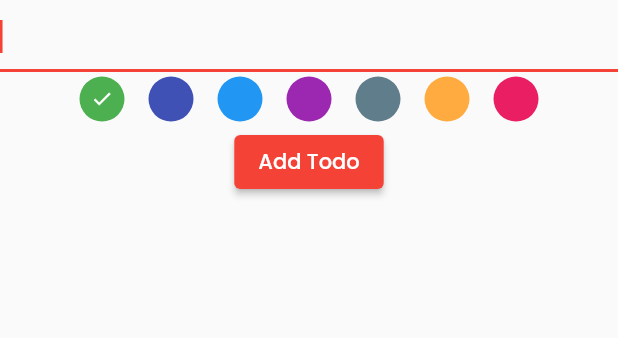
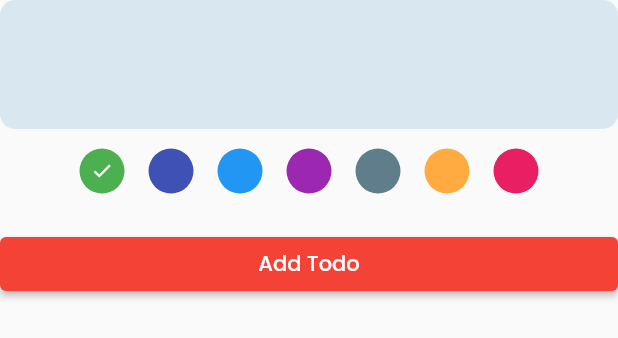
Before and after one commit to whoissharif/taskify, a Flutter app: the AddTodoAlertDialogContent widget shown alone on an empty page, opened directly, on a phone screen of 412 x 824 dp. Shown: the top 338 px of the screen. Run offline on Flutter 3.47's test engine with Material 2 defaults, Android fonts, the light colour scheme and no system bars; our stand-ins replace google_fonts, sqflite; accounts and stored records are empty.

Commit message:
input validation and minor changes

```diff
--- a/lib/features/todo/views/home_screen.dart
+++ b/lib/features/todo/views/home_screen.dart
@@ -15,16 +15,18 @@ class HomeScreen extends StatefulWidget {
 class _HomeScreenState extends State<HomeScreen> {
   @override
   void initState() {
-    Provider.of<TodoController>(context, listen: false).fetchTodos();
+    var todoController = Provider.of<TodoController>(context, listen: false);
+    todoController.fetchTodos();
     super.initState();
   }
 
   @override
   Widget build(BuildContext context) {
-    var todoProvider = Provider.of<TodoController>(context,listen: true);
+    var todoProvider = Provider.of<TodoController>(context, listen: true);
     return Scaffold(
       floatingActionButton: FloatingActionButton(
         onPressed: () {
+          todoProvider.reset();
           showDialog(
               context: context,
               builder: (context) {
--- a/lib/widgets/add_todo_alert_dialog_content.dart
+++ b/lib/widgets/add_todo_alert_dialog_content.dart
@@ -1,6 +1,7 @@
 import 'package:flutter/material.dart';
 import 'package:provider/provider.dart';
 import 'package:taskify/widgets/color_selector_section.dart';
+import 'package:taskify/widgets/todo_text_field.dart';
 import '../features/todo/controllers/todo_controller.dart';
 
 class AddTodoAlertDialogContent extends StatelessWidget {
@@ -14,47 +15,28 @@ class AddTodoAlertDialogContent extends StatelessWidget {
     return Column(
       mainAxisSize: MainAxisSize.min,
       children: [
-        TextField(
-          autofocus: true,
-          controller: todoProvider.titleController,
+        TodoTextField(todoController: todoProvider),
+        const SizedBox(
+          height: 10,
         ),
-        Wrap(
-          children: todoProvider.todoColors.map((e) {
-            var index = todoProvider.todoColors.indexOf(e);
-            return Padding(
-              padding: const EdgeInsets.symmetric(horizontal: 8.0, vertical: 3),
-              child: GestureDetector(
-                onTap: () {
-                  todoProvider.setSelectedColorIndex(index);
-                },
-                child: Container(
-                  height: 30,
-                  width: 30,
-                  child: Center(
-                    child: todoProvider.selectedColorIndex == index
-                        ? const Icon(
-                            Icons.done,
-                            size: 15,
-                            color: Colors.white,
-                          )
-                        : null,
-                  ),
-                  decoration: BoxDecoration(
-                    borderRadius: BorderRadius.circular(20),
-                    color: todoProvider.todoColors[index],
-                  ),
-                ),
-              ),
-            );
-          }).toList(),
+        ColorSelectorSection(todoController: todoProvider),
+         const SizedBox(
+          height: 20,
         ),
-        ElevatedButton(
-          onPressed: () {
-            todoProvider.addTodo(todoProvider.titleController.text);
-            todoProvider.titleController.clear();
-            Navigator.of(context).pop();
-          },
-          child: Text('Add Todo'),
+        SizedBox(
+          width: double.infinity,
+          child: ElevatedButton(
+            onPressed: () {
+              todoProvider.titleController.text.isEmpty
+                  ? todoProvider.setTodoTitleValidate(true)
+                  : todoProvider.setTodoTitleValidate(false);
+              if (todoProvider.todoTitleValidate) return;
+              todoProvider.addTodo(todoProvider.titleController.text);
+              todoProvider.titleController.clear();
+              Navigator.of(context).pop();
+            },
+            child: const Text('Add Todo'),
+          ),
         ),
       ],
     );
--- a/lib/widgets/color_selector_section.dart
+++ b/lib/widgets/color_selector_section.dart
@@ -5,29 +5,27 @@ import '../features/todo/controllers/todo_controller.dart';
 class ColorSelectorSection extends StatelessWidget {
   const ColorSelectorSection({
     Key? key,
-    required this.todoData,
-    required this.selectedColorIndex,
+    required this.todoController,
   }) : super(key: key);
 
-  final TodoController todoData;
-  final selectedColorIndex;
+  final TodoController todoController;
 
   @override
   Widget build(BuildContext context) {
     return Wrap(
-      children: todoData.todoColors.map((e) {
-        var index = todoData.todoColors.indexOf(e);
+      children: todoController.todoColors.map((e) {
+        var index = todoController.todoColors.indexOf(e);
         return Padding(
           padding: const EdgeInsets.symmetric(horizontal: 8.0, vertical: 3),
           child: GestureDetector(
             onTap: () {
-              todoData.setSelectedColorIndex(index);
+              todoController.setSelectedColorIndex(index);
             },
             child: Container(
               height: 30,
               width: 30,
               child: Center(
-                child: selectedColorIndex == index
+                child: todoController.selectedColorIndex == index
                     ? const Icon(
                         Icons.done,
                         size: 15,
@@ -37,7 +35,7 @@ class ColorSelectorSection extends StatelessWidget {
               ),
               decoration: BoxDecoration(
                 borderRadius: BorderRadius.circular(20),
-                color: todoData.todoColors[index],
+                color: todoController.todoColors[index],
               ),
             ),
           ),
--- a/lib/widgets/delete_button.dart
+++ b/lib/widgets/delete_button.dart
@@ -6,11 +6,11 @@ import '../features/todo/models/todo.dart';
 class DeleteButton extends StatelessWidget {
   const DeleteButton({
     Key? key,
-    required this.todoData,
+    required this.todoController,
     required this.todo,
   }) : super(key: key);
 
-  final TodoController todoData;
+  final TodoController todoController;
   final Todo todo;
 
   @override
@@ -19,7 +19,7 @@ class DeleteButton extends StatelessWidget {
       width: double.infinity,
       child: ElevatedButton(
         onPressed: () {
-          todoData.deleteTodo(todo.id);
+          todoController.deleteTodo(todo.id);
           Navigator.of(context).pop();
         },
         child: const Padding(
--- /dev/null
+++ b/lib/widgets/todo_text_field.dart
@@ -0,0 +1,34 @@
+import 'package:flutter/material.dart';
+
+import '../features/todo/controllers/todo_controller.dart';
+
+class TodoTextField extends StatelessWidget {
+  const TodoTextField({
+    Key? key,
+    required this.todoController,
+  }) : super(key: key);
+
+  final TodoController todoController;
+
+  @override
+  Widget build(BuildContext context) {
+    return TextField(
+      controller: todoController.titleController,
+      maxLines: 3,
+      decoration: InputDecoration(
+        contentPadding: const EdgeInsets.all(10),
+        filled: true,
+        errorText:
+            todoController.todoTitleValidate ? 'Field can\'t be empty' : null,
+        border: OutlineInputBorder(
+          borderRadius: BorderRadius.circular(10),
+          borderSide: const BorderSide(
+            width: 0,
+            style: BorderStyle.none,
+          ),
+        ),
+        fillColor: const Color.fromARGB(255, 217, 232, 240),
+      ),
+    );
+  }
+}
```
Also changed, not shown: lib/features/todo/controllers/todo_controller.dart (+13 -3 lines), lib/features/todo/views/detail_screen.dart (+13 -76 lines), lib/widgets/edit_button.dart (+11 -5 lines).
